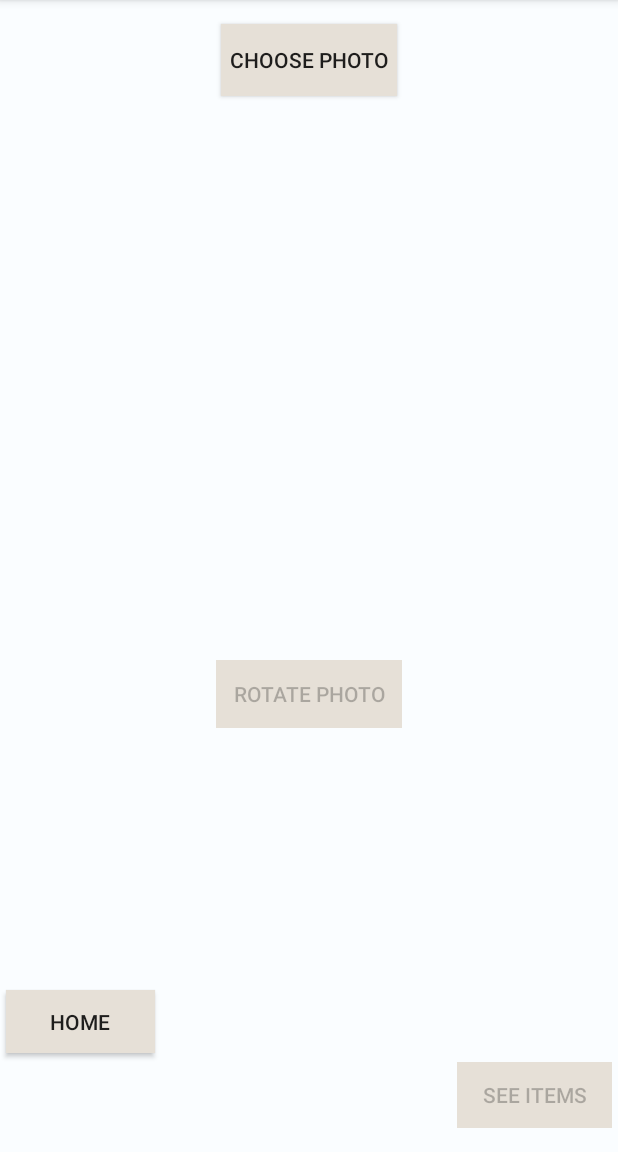
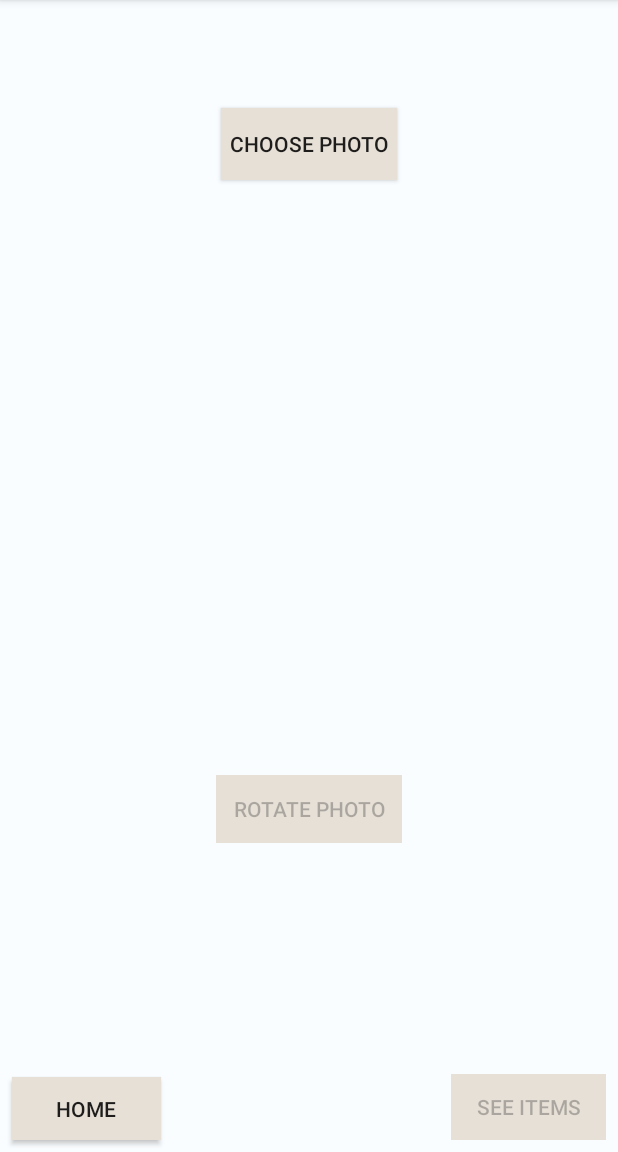
Before and after one commit to Apps5Good/InventoryApp, an Android app: the screen it shows after launch (Camera), after a tap on "REMOVE ITEMS", on a phone screen of 412 x 824 dp, the part 84-1236 px from its top. Run offline under Robolectric (Android 15) with nearby library versions, the phone set to English and light mode, and no system bars; libraries missing offline, so code that uses them is left out: com.google.android.gms.

Commit message:
App V3.3

```diff
--- a/app/src/main/res/layout/activity_camera.xml
+++ b/app/src/main/res/layout/activity_camera.xml
@@ -26,46 +26,44 @@
 
     <ImageView
         android:id="@+id/photoPreview"
-        android:layout_width="270dp"
-        android:layout_height="318dp"
+        android:layout_width="292dp"
+        android:layout_height="304dp"
+        android:layout_marginBottom="8dp"
         android:layout_marginEnd="42dp"
         android:layout_marginStart="42dp"
-        android:layout_marginTop="72dp"
+        android:layout_marginTop="8dp"
         android:contentDescription="@string/content_description"
+        app:layout_constraintBottom_toBottomOf="parent"
         app:layout_constraintEnd_toEndOf="parent"
         app:layout_constraintStart_toStartOf="parent"
-        app:layout_constraintTop_toTopOf="parent" />
+        app:layout_constraintTop_toTopOf="parent"
+        app:layout_constraintVertical_bias="0.372" />
 
     <Button
         android:id="@+id/toHome"
         android:layout_width="99dp"
         android:layout_height="42dp"
-        android:layout_marginBottom="1dp"
-        android:layout_marginStart="4dp"
-        android:layout_marginLeft="4dp"
+        android:layout_marginBottom="8dp"
+        android:layout_marginStart="8dp"
+        android:layout_marginLeft="8dp"
         android:background="@color/button_color"
         android:onClick="toHome"
         android:text="@string/to_home"
         app:layout_constraintBottom_toBottomOf="parent"
-        app:layout_constraintStart_toStartOf="parent"
-        app:layout_constraintTop_toBottomOf="@+id/photoPreview"
-        app:layout_constraintVertical_bias="0.807" />
+        app:layout_constraintStart_toStartOf="parent" />
 
     <Button
         android:id="@+id/toDisplay"
         android:layout_width="103dp"
         android:layout_height="44dp"
-        android:layout_marginBottom="16dp"
-        android:layout_marginEnd="4dp"
-        android:layout_marginRight="4dp"
-        android:layout_marginTop="8dp"
+        android:layout_marginEnd="8dp"
+        android:layout_marginRight="8dp"
+        android:layout_marginBottom="8dp"
         android:background="@color/button_color"
         android:onClick="toList"
         android:text="@string/see_items"
         app:layout_constraintBottom_toBottomOf="parent"
-        app:layout_constraintEnd_toEndOf="parent"
-        app:layout_constraintTop_toBottomOf="@+id/photoPreview"
-        app:layout_constraintVertical_bias="1.0" />
+        app:layout_constraintEnd_toEndOf="parent" />
 
     <Button
         android:id="@+id/rotateImage"
--- a/app/src/main/res/layout/activity_create_item.xml
+++ b/app/src/main/res/layout/activity_create_item.xml
@@ -69,6 +69,7 @@
         android:layout_marginTop="8dp"
         android:text="@string/item_name"
         android:textSize="16sp"
+        android:textColor="@color/colorAccent"
         app:layout_constraintBottom_toTopOf="@+id/itemName"
         app:layout_constraintStart_toStartOf="parent"
         app:layout_constraintTop_toTopOf="parent"
@@ -84,6 +85,7 @@
         android:layout_marginTop="8dp"
         android:text="@string/item_quantity"
         android:textSize="16sp"
+        android:textColor="@color/colorAccent"
         app:layout_constraintBottom_toTopOf="@+id/itemQuantity"
         app:layout_constraintStart_toStartOf="parent"
         app:layout_constraintTop_toBottomOf="@+id/itemName" />
--- a/app/src/main/res/layout/activity_item_info.xml
+++ b/app/src/main/res/layout/activity_item_info.xml
@@ -17,6 +17,7 @@
         android:layout_marginLeft="16dp"
         android:text="@string/quantity"
         android:textSize="24sp"
+        android:textColor="@color/colorAccent"
         app:layout_constraintBottom_toBottomOf="parent"
         app:layout_constraintStart_toStartOf="parent" />
 
@@ -31,6 +32,7 @@
         android:layout_marginLeft="28dp"
         android:text="@string/item"
         android:textSize="24sp"
+        android:textColor="@color/colorAccent"
         app:layout_constraintBottom_toTopOf="@+id/quantity"
         app:layout_constraintEnd_toStartOf="@+id/editName"
         app:layout_constraintHorizontal_bias="0.125"
@@ -45,6 +47,7 @@
         android:layout_marginTop="8dp"
         android:text="@string/current_info"
         android:textSize="16sp"
+        android:textColor="@color/colorAccent"
         app:layout_constraintEnd_toEndOf="parent"
         app:layout_constraintStart_toStartOf="parent"
         app:layout_constraintTop_toTopOf="parent" />
--- a/app/src/main/res/values/colors.xml
+++ b/app/src/main/res/values/colors.xml
@@ -2,7 +2,7 @@
 <resources>
     <color name="colorPrimary">#50aff9</color>
     <color name="colorPrimaryDark">#3892ed</color>
-    <color name="colorAccent">#b8b3ab</color>
+    <color name="colorAccent">#a7a29b</color>
     <color name="bg">#fafdff</color>
     <color name="button_color">#e6e0d7</color>
 </resources>
--- a/app/src/main/res/values/strings.xml
+++ b/app/src/main/res/values/strings.xml
@@ -1,9 +1,10 @@
 <resources>
     //Main Activity
     <string name="app_name">Overflow</string>
-    <string name="add_items">Create Item</string>
+    <string name="add_items">Add Items</string>
     <string name="remove_items">Remove Items</string>
     <string name="access_inventory">Access Inventory</string>
+    <string name="welcome">Welcome to Overflow!</string>
 
     //Multiple Pages
     <string name="to_home">Home</string>
```
Also changed, not shown: app/src/main/java/com/example/deepa/inventoryapp/ItemInfo.java (+21 -11 lines), app/src/main/res/layout/activity_inventory_display.xml (+12 -11 lines), app/src/main/res/layout/activity_list_preview.xml (+9 -5 lines), app/src/main/res/layout/activity_main.xml (+18 -0 lines).
